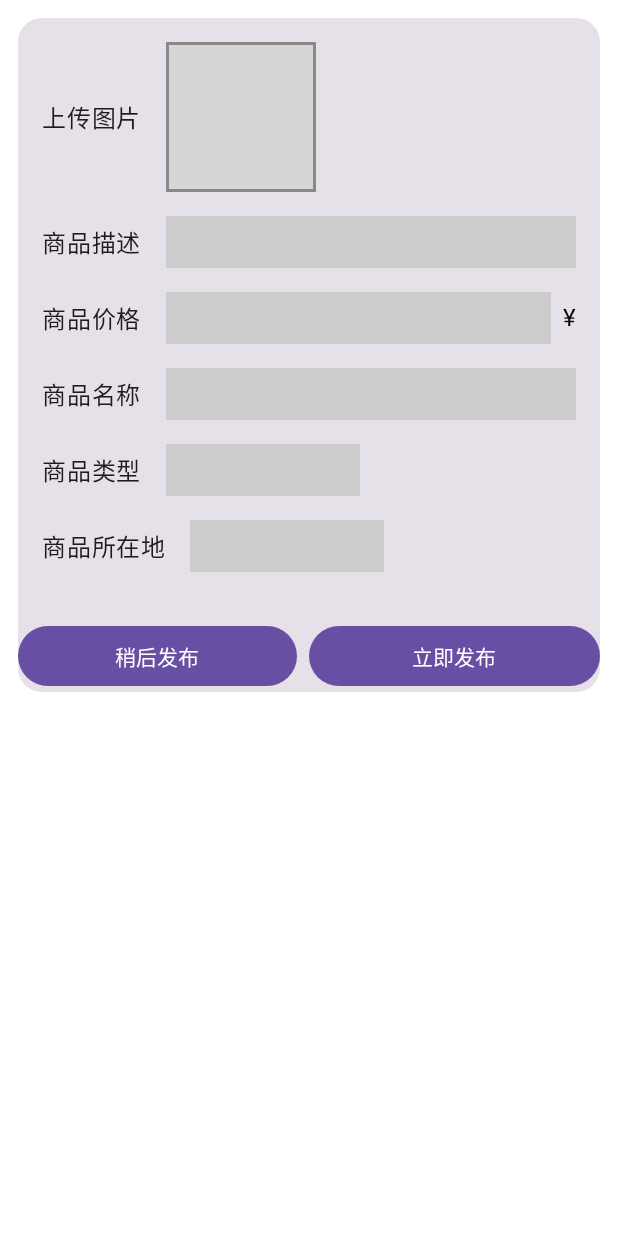
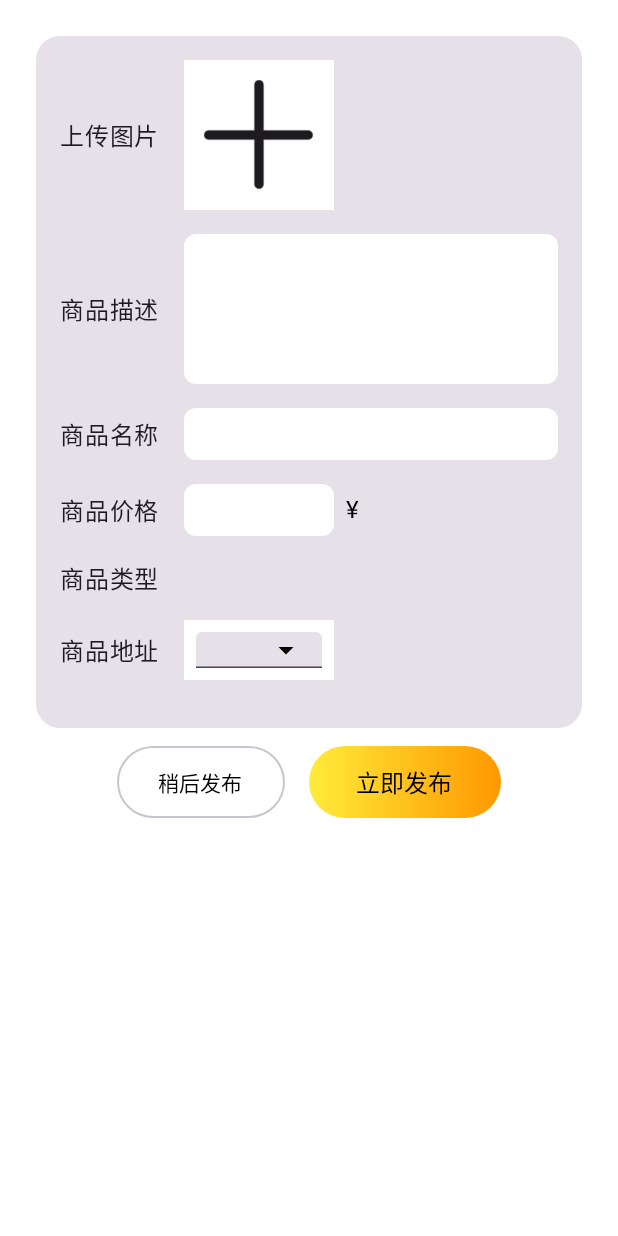
Before and after one commit to 1916737714/SecondHandTradeSystem, an Android app built with Jetpack Compose: the @Preview function PreviewPublishProductScreen, on a phone screen of 412 x 824 dp. Run offline under Robolectric (Android 15) with nearby library versions, the phone set to English and light mode, and no system bars; grey boxes are pictures that could not be loaded.

Commit message:
优化商品管理界面

```diff
--- a/app/src/main/java/com/example/andoirdsecondhandtradingsystem/Goods/productManage.kt
+++ b/app/src/main/java/com/example/andoirdsecondhandtradingsystem/Goods/GoodsManage.kt
@@ -13,6 +13,7 @@ import androidx.compose.foundation.clickable
 import androidx.compose.foundation.layout.Arrangement
 import androidx.compose.foundation.layout.Box
 import androidx.compose.foundation.layout.Column
+import androidx.compose.foundation.layout.PaddingValues
 import androidx.compose.foundation.layout.Row
 
 import androidx.compose.foundation.layout.Spacer
@@ -26,16 +27,24 @@ import androidx.compose.foundation.shape.RoundedCornerShape
 import androidx.compose.foundation.text.BasicTextField
 import androidx.compose.foundation.text.KeyboardActions
 import androidx.compose.foundation.text.KeyboardOptions
+import androidx.compose.material.icons.Icons
+import androidx.compose.material.icons.filled.ArrowDropDown
 import androidx.compose.material3.Button
+import androidx.compose.material3.ButtonDefaults
 import androidx.compose.material3.Card
 import androidx.compose.material3.DropdownMenu
 import androidx.compose.material3.DropdownMenuItem
+import androidx.compose.material3.ExperimentalMaterial3Api
 import androidx.compose.material3.Icon
+import androidx.compose.material3.LocalTextStyle
 import androidx.compose.material3.MaterialTheme
+import androidx.compose.material3.OutlinedButton
 import androidx.compose.material3.Tab
 import androidx.compose.material3.TabRow
 
 import androidx.compose.material3.Text
+import androidx.compose.material3.TextField
+import androidx.compose.material3.TextFieldDefaults
 import androidx.compose.runtime.Composable
 import androidx.compose.runtime.getValue
 import androidx.compose.runtime.mutableStateOf
@@ -44,6 +53,7 @@ import androidx.compose.runtime.setValue
 import androidx.compose.ui.Alignment
 import androidx.compose.ui.Modifier
 import androidx.compose.ui.draw.clip
+import androidx.compose.ui.graphics.Brush
 import androidx.compose.ui.graphics.Color
 import androidx.compose.ui.graphics.ImageBitmap
 import androidx.compose.ui.graphics.asImageBitmap
@@ -86,6 +96,7 @@ fun GoodsManage(){
 }
 
 
+@OptIn(ExperimentalMaterial3Api::class)
 @Composable
 fun PublishProductScreen() {
     var productName by remember { mutableStateOf("") }
@@ -108,6 +119,12 @@ fun PublishProductScreen() {
             }
         }
     }
+    Column (modifier = Modifier
+        .fillMaxSize()
+        .padding(12.dp),
+        verticalArrangement = Arrangement.Top,
+        horizontalAlignment = Alignment.CenterHorizontally
+    ){
 
     Card(
         modifier = Modifier
@@ -130,7 +147,7 @@ fun PublishProductScreen() {
                 Box(
                     modifier = Modifier
                         .size(100.dp, 100.dp)
-                        .background(Color.Gray)
+                        .background(Color.White)
                         .clickable {
                             val intent =
                                 Intent(
@@ -149,7 +166,7 @@ fun PublishProductScreen() {
                         )
                     } ?: run {
                         Icon(
-                            painter = painterResource(id = R.drawable.image5),
+                            painter = painterResource(id = R.drawable.add_1),
                             contentDescription = null,
                             modifier = Modifier.align(Alignment.Center)
                         )
@@ -170,7 +187,8 @@ fun PublishProductScreen() {
                     onValueChange = { productDescription = it },
                     modifier = Modifier
                         .weight(1f)
-                        .background(Color.LightGray)
+                        .height(100.dp)
+                        .background(Color.White, RoundedCornerShape(8.dp))
                         .padding(8.dp),
                     textStyle = TextStyle(color = Color.Black, fontSize = 16.sp),
                     keyboardOptions = KeyboardOptions.Default.copy(imeAction = ImeAction.Next)
@@ -178,6 +196,31 @@ fun PublishProductScreen() {
             }
 
             Spacer(modifier = Modifier.height(16.dp))
+
+            // 商品名称
+            Row(
+                verticalAlignment = Alignment.CenterVertically,
+                modifier = Modifier.fillMaxWidth()
+            ) {
+                Text("商品名称", style = MaterialTheme.typography.bodyLarge)
+
+                Spacer(modifier = Modifier.width(16.dp))
+
+                BasicTextField(
+                    value = productName,
+                    onValueChange = { productName = it },
+                    modifier = Modifier
+                        .weight(1f)
+                        .background(Color.White, RoundedCornerShape(8.dp))
+                        .padding(8.dp),
+                    textStyle = TextStyle(color = Color.Black, fontSize = 16.sp),
+                    keyboardOptions = KeyboardOptions.Default.copy(imeAction = ImeAction.Next)
+                )
+
+            }
+
+            Spacer(modifier = Modifier.height(16.dp))
+
 
             // 商品价格
             Row(
@@ -189,8 +232,8 @@ fun PublishProductScreen() {
                     value = productPrice,
                     onValueChange = { productPrice = it },
                     modifier = Modifier
-                        .weight(1f)
-                        .background(Color.LightGray)
+                        .width(100.dp)
+                        .background(Color.White, RoundedCornerShape(8.dp))
                         .padding(8.dp),
                     textStyle = TextStyle(color = Color.Black, fontSize = 16.sp),
                     keyboardOptions = KeyboardOptions.Default.copy(
@@ -209,26 +252,6 @@ fun PublishProductScreen() {
 
             Spacer(modifier = Modifier.height(16.dp))
 
-            // 商品名称
-            Row(
-                verticalAlignment = Alignment.CenterVertically
-            ) {
-                Text("商品名称", style = MaterialTheme.typography.bodyLarge)
-                Spacer(modifier = Modifier.width(16.dp))
-                BasicTextField(
-                    value = productName,
-                    onValueChange = { productName = it },
-                    modifier = Modifier
-                        .weight(1f)
-                        .background(Color.LightGray)
-                        .padding(8.dp),
-                    textStyle = TextStyle(color = Color.Black, fontSize = 16.sp),
-                    keyboardOptions = KeyboardOptions.Default.copy(imeAction = ImeAction.Next)
-                )
-            }
-
-            Spacer(modifier = Modifier.height(16.dp))
-
             // 商品类型
             Row(
                 verticalAlignment = Alignment.CenterVertically
@@ -238,17 +261,17 @@ fun PublishProductScreen() {
                 var expandedType by remember { mutableStateOf(false) }
                 val categories = listOf("类型1", "类型2", "类型3", "类型4", "类型5")
                 Box {
-                    BasicTextField(
-                        value = productType,
-                        onValueChange = { productType = it },
-                        modifier = Modifier
-
-                            .background(Color.LightGray)
-                            .padding(8.dp)
-                            .clickable { expandedType = true },
-                        textStyle = TextStyle(color = Color.Black, fontSize = 16.sp),
-                        readOnly = true
-                    )
+//                    BasicTextField(
+//                        value = productType,
+//                        onValueChange = { productType = it },
+//                        modifier = Modifier
+//
+//                            .background(Color.White)
+//                            .padding(8.dp)
+//                            .clickable { expandedType = true },
+//                        textStyle = TextStyle(color = Color.Black, fontSize = 16.sp),
+//                        readOnly = true
+//                    )
                     DropdownMenu(
                         expanded = expandedType,
                         onDismissRequest = { expandedType = false }
@@ -268,71 +291,109 @@ fun PublishProductScreen() {
 
             Spacer(modifier = Modifier.height(16.dp))
 
+            var productLocation by remember { mutableStateOf("") }
+            var expandedLocation by remember { mutableStateOf(false) }
+            val locations = listOf("北京", "上海", "广州", "深圳", "杭州")
+
             // 商品所在地
             Row(
                 verticalAlignment = Alignment.CenterVertically
             ) {
-                Text("商品所在地", style = MaterialTheme.typography.bodyLarge)
+                Text("商品地址", style = MaterialTheme.typography.bodyLarge)
                 Spacer(modifier = Modifier.width(16.dp))
-                var expandedLocation by remember { mutableStateOf(false) }
-                val locations = listOf("北京", "上海", "广州", "深圳", "杭州")
+
                 Box {
-                    BasicTextField(
+                    TextField(
                         value = productLocation,
-                        onValueChange = { productLocation = it },
+                        onValueChange = {},
                         modifier = Modifier
+                            .clickable { expandedLocation = true }
+                            .background(Color.White)
+                            .width(100.dp)
+                            .height(40.dp)
+                            .padding(8.dp),
+                        textStyle = TextStyle(color = Color.Black, fontSize = 16.sp),
+                        readOnly = true,
+                        trailingIcon = {
+                            Icon(
+                                imageVector = Icons.Default.ArrowDropDown,
+                                contentDescription = null,
+                                tint = Color.Black
+                            )
+                        },
 
-                            .background(Color.LightGray)
-                            .padding(8.dp)
-                            .clickable { expandedLocation = true },
-                        textStyle = TextStyle(color = Color.Black, fontSize = 16.sp),
-                        readOnly = true
                     )
+
                     DropdownMenu(
                         expanded = expandedLocation,
                         onDismissRequest = { expandedLocation = false }
                     ) {
                         locations.forEach { location ->
                             DropdownMenuItem(
+                                text = { Text(location) },
                                 onClick = {
                                     productLocation = location
                                     expandedLocation = false
-                                },
-                                text = { Text(location) }
+                                }
                             )
                         }
                     }
                 }
             }
+
+
+
+
+
+
         }
         Spacer(modifier = Modifier.height(16.dp))
+    }
+
+
+
 
     // 操作按钮
+
+        val gradientBrush = Brush.horizontalGradient(colors = listOf(Color(0xFFFFEB3B), Color(0xFFFF9800))) // 渐变背景
+
+
     Row(
         horizontalArrangement = Arrangement.Center,
-                modifier = Modifier.fillMaxWidth()
+//        modifier = Modifier.fillMaxWidth()
     ) {
-                Button(
+        OutlinedButton(
             onClick = {
                 // Handle later publish
             },
             modifier = Modifier
-                        .weight(1f)
-                        .padding(end = 8.dp) // 调整间距以确保两个按钮之间有适当的空隙
+                .width(128.dp)
+                .height(48.dp)
+                .padding(end = 16.dp) // 调整间距以确保两个按钮之间有适当的空隙
         ) {
-                    Text("稍后发布")
+            Text("稍后发布", color = Color.Black, fontSize = 14.sp)
         }
+
+        Box(
+            modifier = Modifier
+                .clip(RoundedCornerShape(50)) // 圆角
+                .background(gradientBrush) // 渐变背景
+                .width(128.dp)
+                .height(48.dp)
+        ) {
             Button(
                 onClick = {
                     // Handle immediate publish
                 },
-                    modifier = Modifier.weight(1f)
+                modifier = Modifier.fillMaxSize(),
+                contentPadding = PaddingValues(0.dp),
+                colors = ButtonDefaults.buttonColors(Color.Transparent)
             ) {
-                    Text("立即发布")
+                Text("立即发布", color = Color.Black, fontSize = 16.sp)
                 }
             }
         }
-
+    }
 }
 
 @Preview(showBackground = true)
--- a/app/src/main/java/com/example/andoirdsecondhandtradingsystem/Message/ChatScreen.kt
+++ b/app/src/main/java/com/example/andoirdsecondhandtradingsystem/Message/ChatScreen.kt
@@ -206,7 +206,7 @@ fun ChatInputBar(onSend: (StaticMessage) -> Unit) {
                     .weight(1f)
                     .height(56.dp)
                     .padding(horizontal = 16.dp, vertical = 8.dp)
-                    .background(Color.LightGray, RoundedCornerShape(28.dp)), // 设置背景和圆角
+                    .background(Color.White, RoundedCornerShape(28.dp)), // 设置背景和圆角
                 textStyle = TextStyle(color = Color.Gray, fontSize = 16.sp), // 设置文本样式
                 decorationBox = { innerTextField ->
                     Box(
--- a/app/src/main/java/com/example/andoirdsecondhandtradingsystem/Message/MessageScreen.kt
+++ b/app/src/main/java/com/example/andoirdsecondhandtradingsystem/Message/MessageScreen.kt
@@ -1,5 +1,6 @@
 package com.example.andoirdsecondhandtradingsystem.Message
 import androidx.compose.foundation.Image
+import androidx.compose.foundation.background
 import androidx.compose.foundation.clickable
 import androidx.compose.foundation.layout.*
 import androidx.compose.foundation.lazy.LazyColumn
@@ -96,22 +97,32 @@ fun MessageItem(message: Message, onMessageClick: (Int) -> Unit) {
         ) {
             Box(modifier = Modifier.size(64.dp))
             {
+                //图片
                 Image(painter = painterResource(id = R.drawable.image5),
                     contentDescription = null,
                     modifier = Modifier
                         .size(64.dp)
                         .clip(CircleShape)
                 )
+                //红点
+                Box(
+                    modifier = Modifier
+                        .size(16.dp)
+                        .clip(CircleShape)
+                        .background(Color.Red)
+                        .align(Alignment.TopEnd)  // 将红点定位在右上角
+                        .offset(x = 4.dp, y = (-4).dp) // 可选：根据需要调整红点的位置
+                )
             }
+
             Spacer(modifier = Modifier.width(8.dp))
-
+            //聊天简介
             Column {
                 Row {
                     Column (modifier = Modifier.weight(1f)){
                         Text(text = "Message ID: ${message.id}")
                         Text(text = message.content)
                         Text(text = "date")
-
                     }
                     Box(modifier = Modifier.size(64.dp))
                     {
```
Also changed, not shown: app/src/main/res/drawable/add_1.png (added), app/src/main/res/drawable/delete.png (added). Lines whose indentation alone changed are shown as unchanged.
